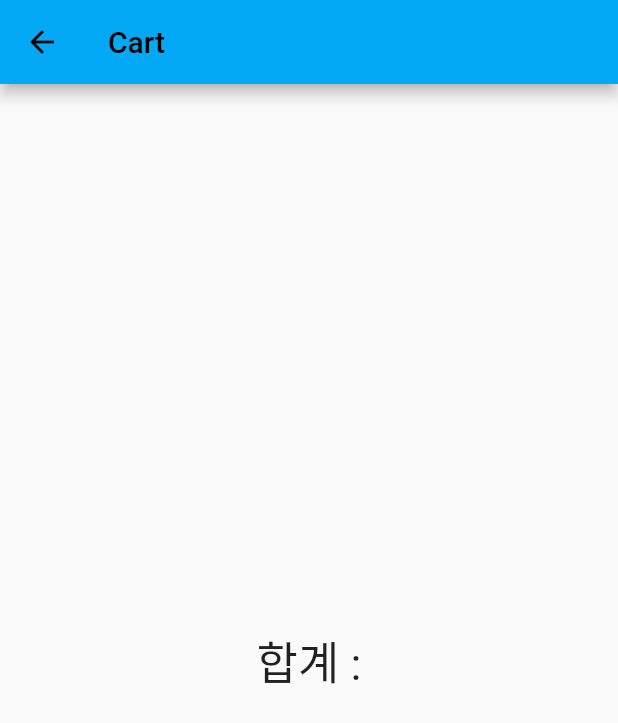
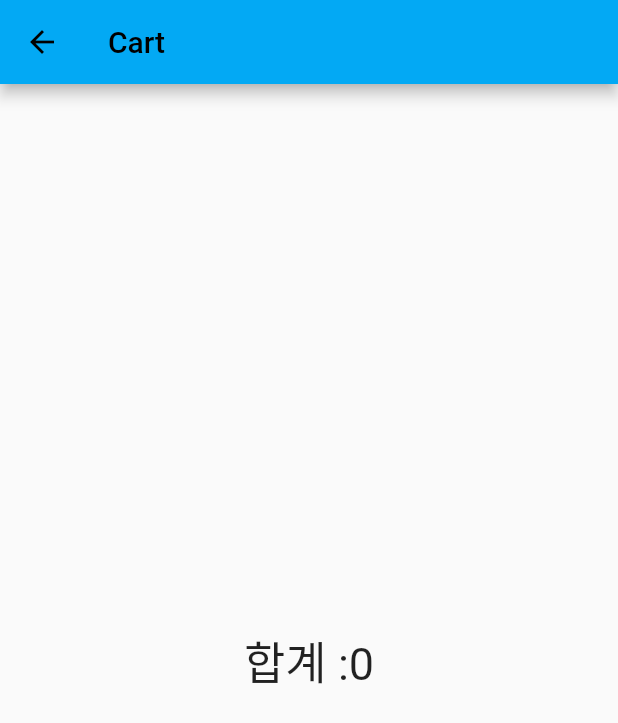
Before and after one commit to OSS0302/flutter_cart_bloc, a Flutter app: the Cart screen opened directly, on a phone screen of 412 x 824 dp. Shown: the top 723 px of the screen. Run offline on Flutter 3.47's test engine with Material 2 defaults, Android fonts, the phone set to English and light mode, and no system bars; our stand-ins replace bloc, flutter_bloc.

Commit message:
세번째 페이지 상품의 가격 합계 추가 하기

```diff
--- a/lib/cart.dart
+++ b/lib/cart.dart
@@ -1,5 +1,6 @@
  import 'package:flutter/material.dart';
 import 'package:flutter_bloc/flutter_bloc.dart';
+import 'package:flutter_cart_bloc/Item.dart';
 import 'package:flutter_cart_bloc/bloc/cart_bloc.dart';
 
 
@@ -23,9 +24,14 @@ class _CartState extends State<Cart> {
          create: (BuildContext context) =>_cartBloc,
         child: BlocBuilder<CartBloc, CartState>(
           bloc: _cartBloc,
-          builder: (context, state){
+          builder: (context,  state){
+            var sum =0; // 초기값이 0이다.
+          if(state.cartList!.length>0){
+           sum = state.cartList!.map((item) => item.price)
+                .reduce((acc, e) => acc+e);
+          }
             return Center(
-              child: Text('합계 :',
+              child: Text('합계 :$sum',
              style:TextStyle(fontSize: 30) ,
               ),
             );
```
